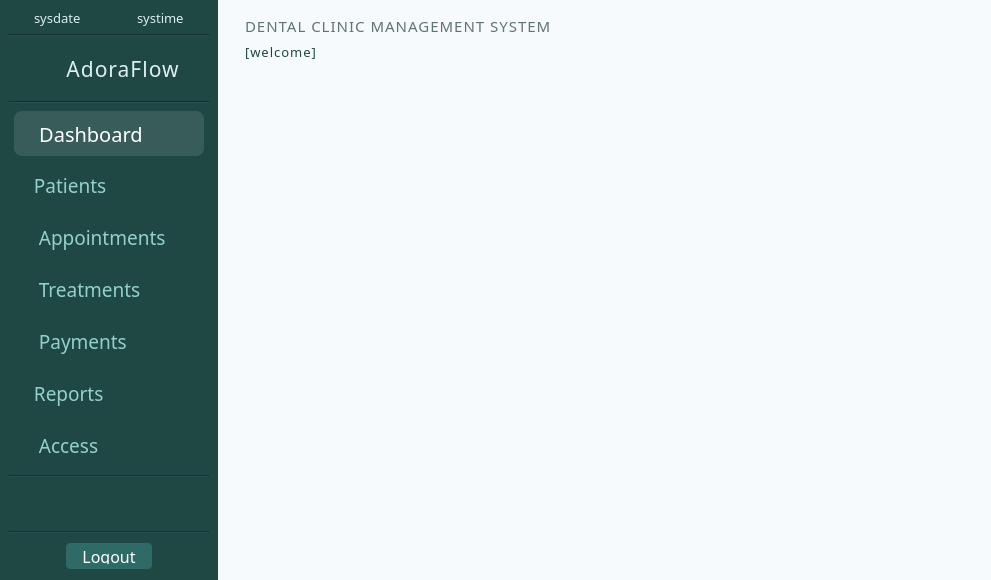
First picture: the form in ui/MainWindow.ui, repository karlito20/AdoraFlowProject, before the edit.
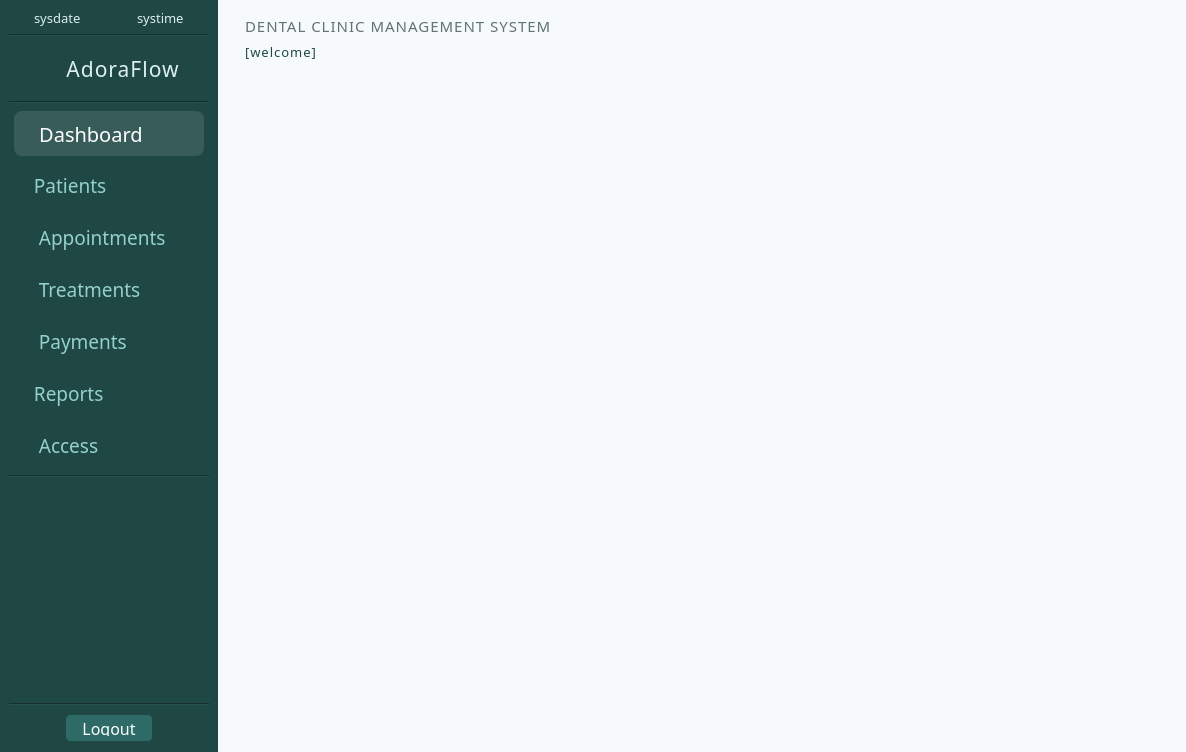
Second picture: the form after the edit. Icons and pictures are not drawn.

```diff
--- a/ui/MainWindow.ui
+++ b/ui/MainWindow.ui
@@ -6,8 +6,8 @@
    <rect>
     <x>0</x>
     <y>0</y>
-    <width>991</width>
-    <height>580</height>
+    <width>1186</width>
+    <height>752</height>
    </rect>
   </property>
   <property name="minimumSize">
```
